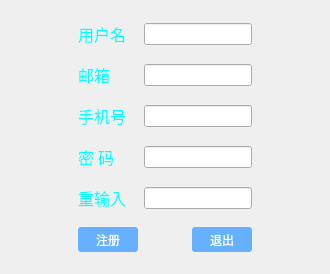
Old version of the form regist.ui in the repository XXXTar/bus-ticketing-system.
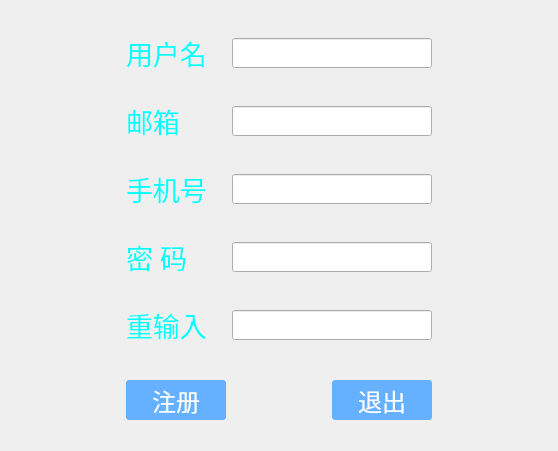
New version of the form.

Patch:
```diff
--- a/regist.ui
+++ b/regist.ui
@@ -6,8 +6,8 @@
    <rect>
     <x>0</x>
     <y>0</y>
-    <width>330</width>
-    <height>274</height>
+    <width>558</width>
+    <height>451</height>
    </rect>
   </property>
   <property name="windowTitle">
@@ -18,8 +18,8 @@
     <widget class="QPushButton" name="btn_quit">
      <property name="minimumSize">
       <size>
-       <width>60</width>
-       <height>25</height>
+       <width>100</width>
+       <height>40</height>
       </size>
      </property>
      <property name="maximumSize">
@@ -28,6 +28,11 @@
        <height>25</height>
       </size>
      </property>
+     <property name="font">
+      <font>
+       <pointsize>18</pointsize>
+      </font>
+     </property>
      <property name="styleSheet">
       <string notr="true">QPushButton#btn_quit{background:#66b1ff;color:#FFFFFF;border-radius:3px;}
 QPushButton#btn_quit:pressed{background:#3a8ee6;color:#FFFFFF}</string>
@@ -55,7 +60,7 @@
      <property name="font">
       <font>
        <family>华文琥珀</family>
-       <pointsize>12</pointsize>
+       <pointsize>20</pointsize>
       </font>
      </property>
      <property name="text">
@@ -77,23 +82,51 @@
     </spacer>
    </item>
    <item row="1" column="2" colspan="2">
-    <widget class="QLineEdit" name="let_email"/>
+    <widget class="QLineEdit" name="let_email">
+     <property name="minimumSize">
+      <size>
+       <width>200</width>
+       <height>30</height>
+      </size>
+     </property>
+    </widget>
    </item>
    <item row="3" column="2" colspan="2">
-    <widget class="QLineEdit" name="let_passwd1"/>
+    <widget class="QLineEdit" name="let_passwd1">
+     <property name="minimumSize">
+      <size>
+       <width>200</width>
+       <height>30</height>
+      </size>
+     </property>
+    </widget>
    </item>
    <item row="0" column="2" colspan="2">
-    <widget class="QLineEdit" name="let_name"/>
+    <widget class="QLineEdit" name="let_name">
+     <property name="minimumSize">
+      <size>
+       <width>200</width>
+       <height>30</height>
+      </size>
+     </property>
+    </widget>
    </item>
    <item row="2" column="2" colspan="2">
-    <widget class="QLineEdit" name="let_phone"/>
+    <widget class="QLineEdit" name="let_phone">
+     <property name="minimumSize">
+      <size>
+       <width>200</width>
+       <height>30</height>
+      </size>
+     </property>
+    </widget>
    </item>
    <item row="1" column="1">
     <widget class="QLabel" name="label_3">
      <property name="font">
       <font>
        <family>华文琥珀</family>
-       <pointsize>12</pointsize>
+       <pointsize>20</pointsize>
       </font>
      </property>
      <property name="text">
@@ -106,7 +139,7 @@
      <property name="font">
       <font>
        <family>华文琥珀</family>
-       <pointsize>12</pointsize>
+       <pointsize>20</pointsize>
       </font>
      </property>
      <property name="text">
@@ -119,7 +152,7 @@
      <property name="font">
       <font>
        <family>华文琥珀</family>
-       <pointsize>12</pointsize>
+       <pointsize>20</pointsize>
       </font>
      </property>
      <property name="text">
@@ -128,14 +161,21 @@
     </widget>
    </item>
    <item row="4" column="2" colspan="2">
-    <widget class="QLineEdit" name="let_passwd2"/>
+    <widget class="QLineEdit" name="let_passwd2">
+     <property name="minimumSize">
+      <size>
+       <width>200</width>
+       <height>30</height>
+      </size>
+     </property>
+    </widget>
    </item>
    <item row="5" column="1">
     <widget class="QPushButton" name="btn_reg">
      <property name="minimumSize">
       <size>
-       <width>60</width>
-       <height>25</height>
+       <width>100</width>
+       <height>40</height>
       </size>
      </property>
      <property name="maximumSize">
@@ -144,6 +184,11 @@
        <height>25</height>
       </size>
      </property>
+     <property name="font">
+      <font>
+       <pointsize>18</pointsize>
+      </font>
+     </property>
      <property name="styleSheet">
       <string notr="true">QPushButton#btn_reg{background:#66b1ff;color:#FFFFFF;border-radius:3px;}
 QPushButton#btn_reg:pressed{background:#3a8ee6;color:#FFFFFF}</string>
@@ -158,7 +203,7 @@
      <property name="font">
       <font>
        <family>华文琥珀</family>
-       <pointsize>12</pointsize>
+       <pointsize>20</pointsize>
       </font>
      </property>
      <property name="text">
```
